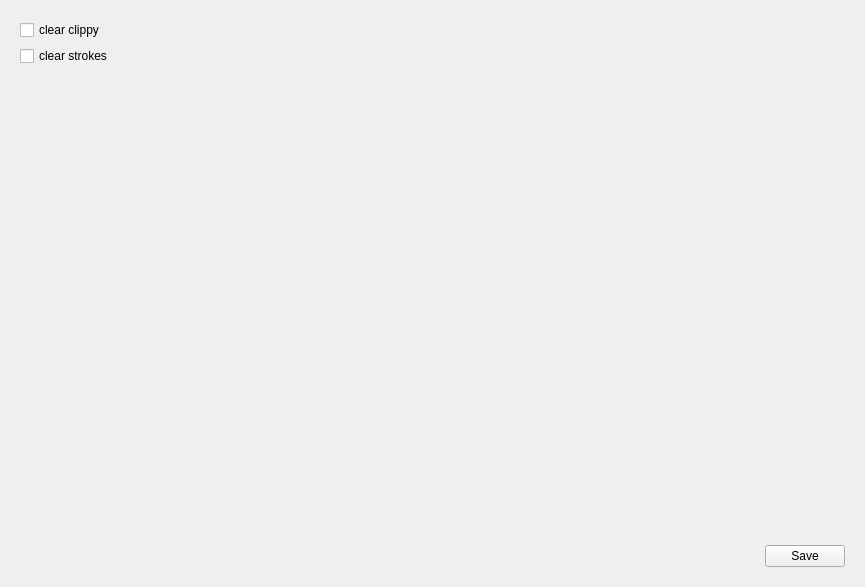
Before: the Qt Designer form plover_cards/card_builder.ui in antistic/plover_cards, drawn with Qt 5.
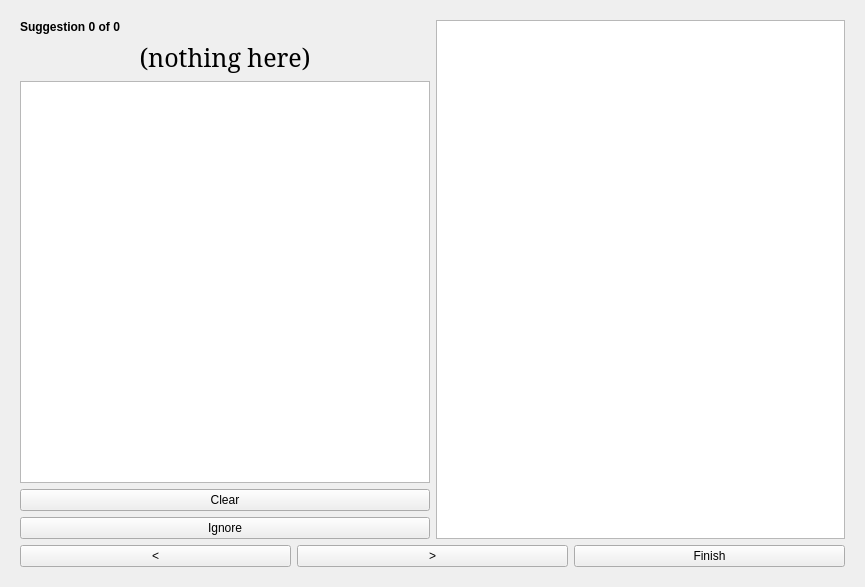
After: the same form once the commit is applied. The open tabs and pages were chosen to show the change. Icons and pictures are not drawn.

Commit message: use own hook instead of plover-clippy & stroke log

Patch:
```diff
--- a/plover_cards/card_builder.ui
+++ b/plover_cards/card_builder.ui
@@ -206,7 +206,7 @@
             </font>
            </property>
            <property name="text">
-            <string>Suggestion 56 of 256</string>
+            <string>Suggestion 0 of 0</string>
            </property>
           </widget>
          </item>
@@ -221,7 +221,7 @@
               </font>
              </property>
              <property name="text">
-              <string>(loading)</string>
+              <string>(nothing here)</string>
              </property>
              <property name="alignment">
               <set>Qt::AlignCenter</set>
@@ -296,65 +296,6 @@
        </item>
       </layout>
      </widget>
-     <widget class="QWidget" name="page_3">
-      <layout class="QVBoxLayout" name="verticalLayout_6">
-       <item>
-        <layout class="QVBoxLayout" name="verticalLayout_5">
-         <item>
-          <widget class="QCheckBox" name="clear_clippy">
-           <property name="text">
-            <string>clear clippy</string>
-           </property>
-          </widget>
-         </item>
-         <item>
-          <widget class="QCheckBox" name="clear_strokes">
-           <property name="text">
-            <string>clear strokes</string>
-           </property>
-          </widget>
-         </item>
-        </layout>
-       </item>
-       <item>
-        <spacer name="verticalSpacer">
-         <property name="orientation">
-          <enum>Qt::Vertical</enum>
-         </property>
-         <property name="sizeHint" stdset="0">
-          <size>
-           <width>20</width>
-           <height>40</height>
-          </size>
-         </property>
-        </spacer>
-       </item>
-       <item>
-        <layout class="QHBoxLayout" name="horizontalLayout_7">
-         <item>
-          <spacer name="horizontalSpacer">
-           <property name="orientation">
-            <enum>Qt::Horizontal</enum>
-           </property>
-           <property name="sizeHint" stdset="0">
-            <size>
-             <width>40</width>
-             <height>20</height>
-            </size>
-           </property>
-          </spacer>
-         </item>
-         <item>
-          <widget class="QPushButton" name="save">
-           <property name="text">
-            <string>Save</string>
-           </property>
-          </widget>
-         </item>
-        </layout>
-       </item>
-      </layout>
-     </widget>
     </widget>
    </item>
   </layout>
```
Left out of the diff: 54 changed lines with no effect on the pictures. The commit also changes 7 other files.
